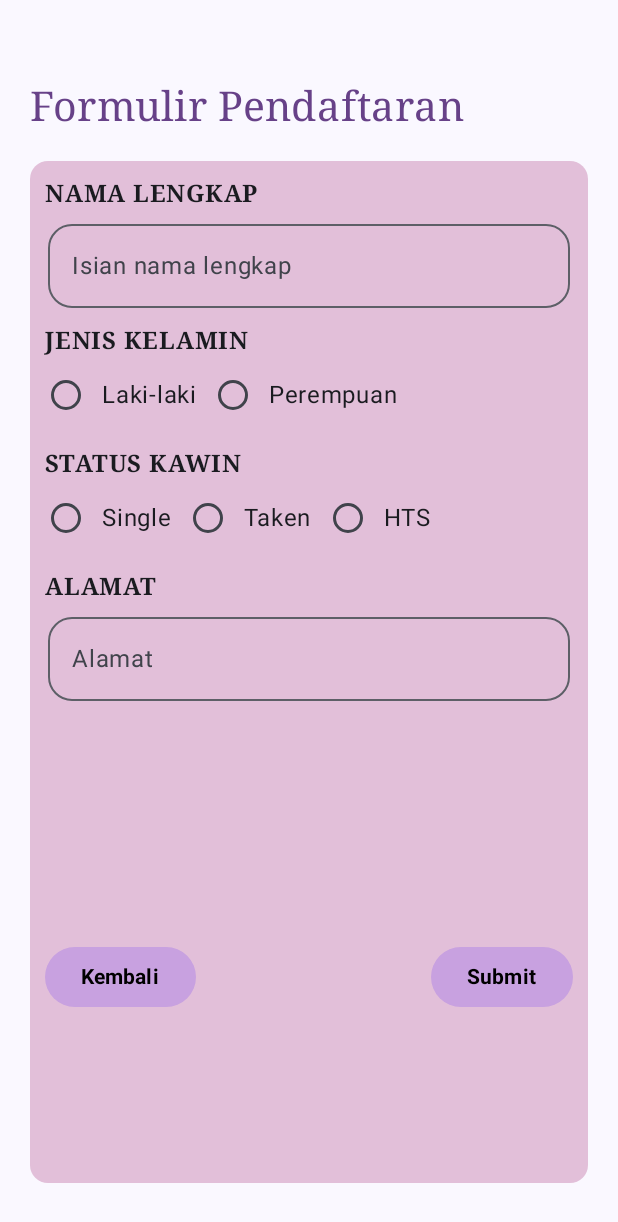
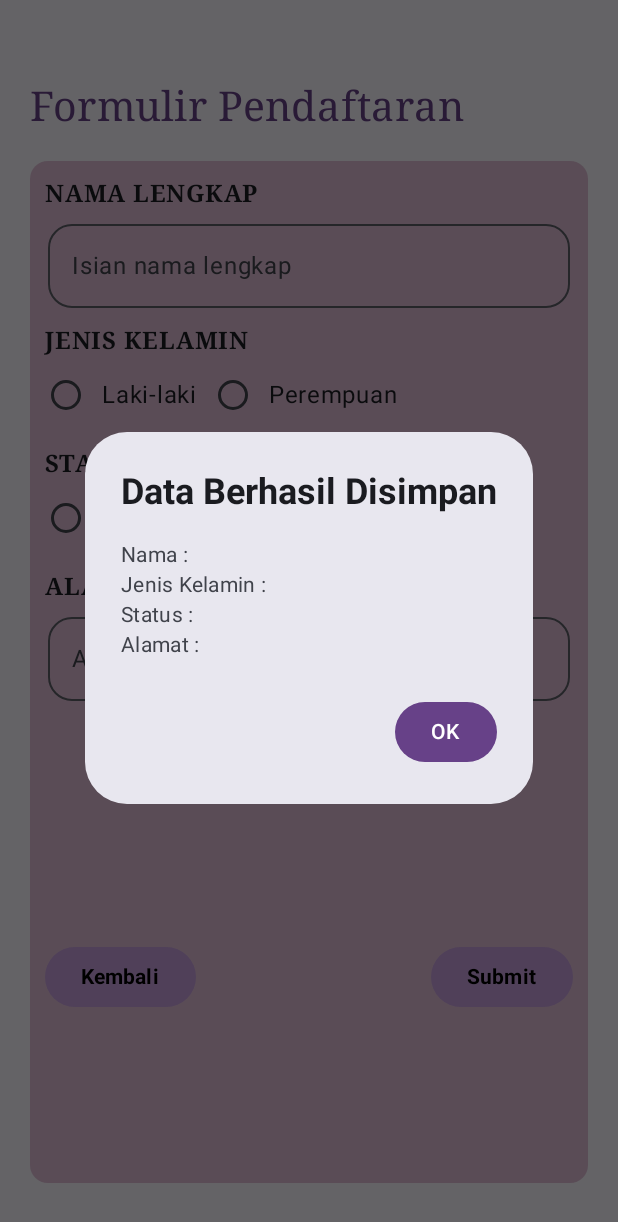
Before and after one commit to sabilafirdias/QuestNavigasTugas_192, an Android app built with Jetpack Compose: the composable FormDaftar shown on its own in the app's theme, after a tap on "Submit", on a phone screen of 412 x 824 dp. Shown: the top 1222 px of the screen. Run offline under Robolectric (Android 15) with nearby library versions, the phone set to English and light mode, and no system bars.

Commit message:
membuat pop up yang menampilkan isian data yang diisi di form dan muncul setelah menekan button submit

```diff
--- a/app/src/main/java/com/example/tugas6/view/FormulirDaftar.kt
+++ b/app/src/main/java/com/example/tugas6/view/FormulirDaftar.kt
@@ -170,6 +170,19 @@ fun FormDaftar(onBeranda: () -> Unit, modifier: Modifier = Modifier) {
             }
         }
 
-
+        if (showDialog) {
+            androidx.compose.material3.AlertDialog(
+                onDismissRequest = { showDialog = false },
+                title = { Text("Data Berhasil Disimpan", fontWeight = FontWeight.Bold, fontFamily = FontFamily.SansSerif) },
+                text = {
+                    Text("Nama : $textNama\nJenis Kelamin : $textJK\nStatus : $textStatus\nAlamat : $textAlamat", fontFamily = FontFamily.SansSerif)
+                },
+                confirmButton = {
+                    Button(onClick = { showDialog = false }, colors = ButtonDefaults.buttonColors(colorResource(id = R.color.ungu3))) {
+                        Text("OK")
+                    }
+                }
+            )
+        }
     }
 }
```
